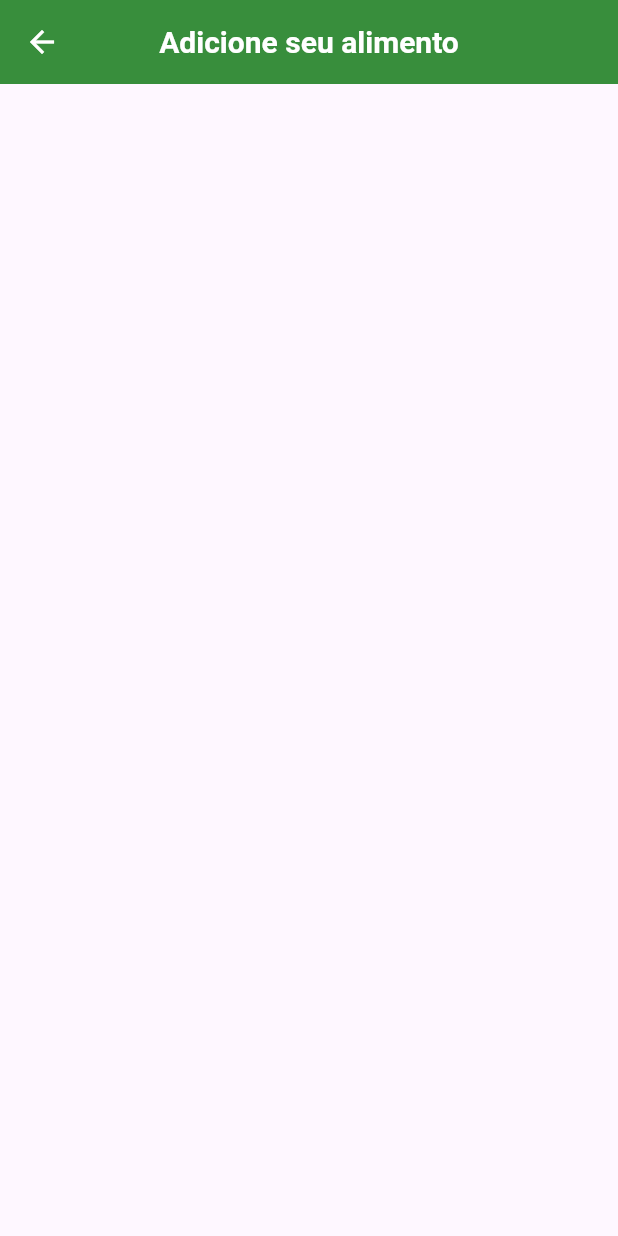
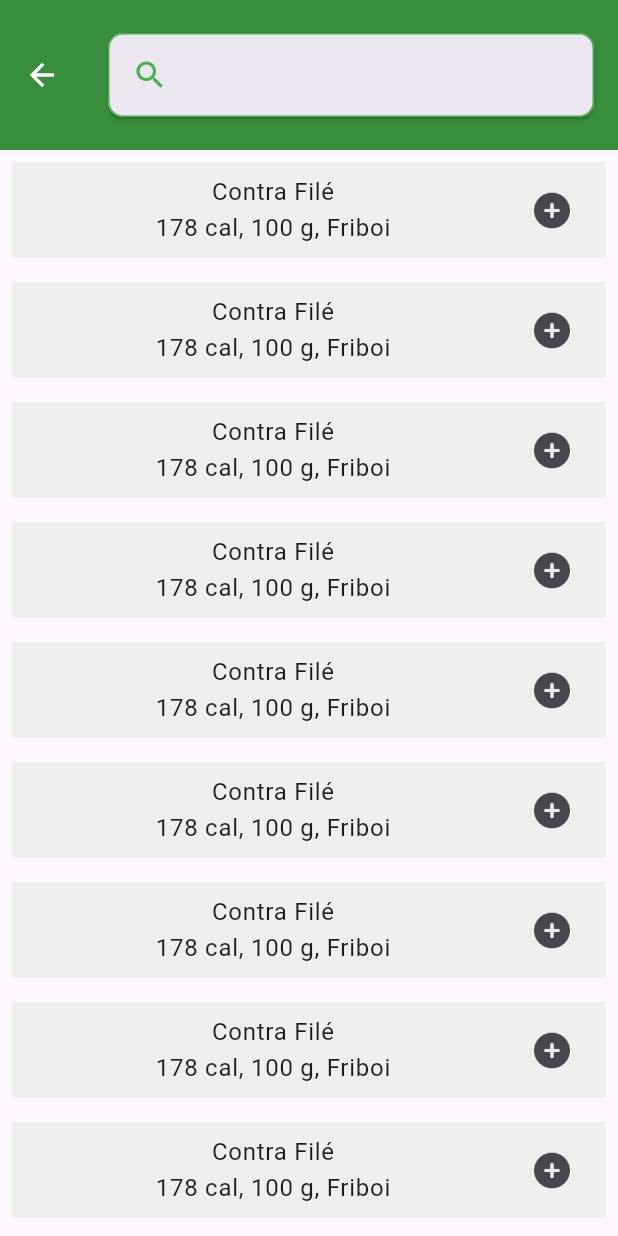
Before and after one commit to oapmartins/projeto-tcc, a Flutter app: the SearchFoodPage screen opened by its route, on a phone screen of 412 x 824 dp. Run offline on Flutter 3.47's test engine with Material 2 defaults, Android fonts, the phone set to English and light mode, and no system bars; our stand-ins replace font_awesome_flutter, get, google_fonts.

Commit message:
Adicionando tela de busca de alientos

```diff
--- a/lib/home/search_food/search_food_page.dart
+++ b/lib/home/search_food/search_food_page.dart
@@ -1,15 +1,56 @@
 import 'package:flutter/material.dart';
+import 'package:font_awesome_flutter/font_awesome_flutter.dart';
 
 class SearchFoodPage extends StatelessWidget {
   const SearchFoodPage({super.key});
 
   @override
   Widget build(BuildContext context) {
-    return Scaffold(
-      appBar: AppBar(
-        title: const Text('Adicione seu alimento'),
+    return SafeArea(
+      child: Scaffold(
+        body: CustomScrollView(
+          slivers: [
+            SliverAppBar(
+              toolbarHeight: 100,
+              title: SearchBar(
+                padding: const MaterialStatePropertyAll<EdgeInsets>(
+                  EdgeInsets.symmetric(horizontal: 16.0),
+                ),
+                elevation: const MaterialStatePropertyAll(1),
+                shape: MaterialStateProperty.all(
+                  RoundedRectangleBorder(
+                    borderRadius: BorderRadius.circular(10),
+                    side: const BorderSide(
+                      color: Colors.green,
+                    ),
+                  ),
+                ),
+                leading: const Icon(
+                  Icons.search,
+                  color: Colors.green,
+                ),
+              ),
+            ),
+            SliverList(
+              delegate: SliverChildBuilderDelegate((context, index) {
+                return Padding(
+                  padding: const EdgeInsets.all(8.0),
+                  child: ListTile(
+                    title: const Column(
+                      children: [
+                        Text('Contra Filé'),
+                        Text('178 cal, 100 g, Friboi'),
+                      ],
+                    ),
+                    trailing: const Icon(FontAwesomeIcons.circlePlus),
+                    tileColor: Colors.grey.shade200,
+                  ),
+                );
+              }),
+            ),
+          ],
+        ),
       ),
-      body: Container(),
     );
   }
 }
```
